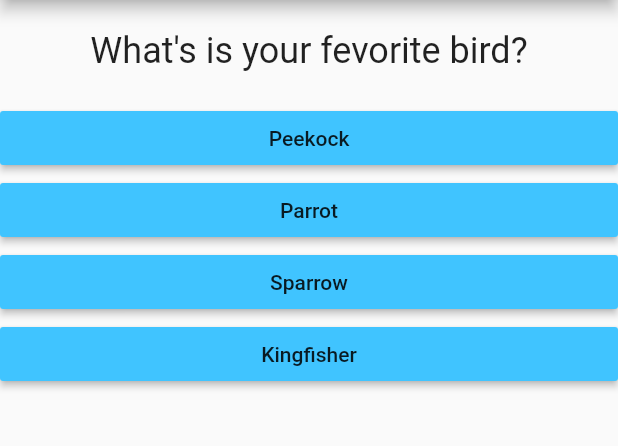
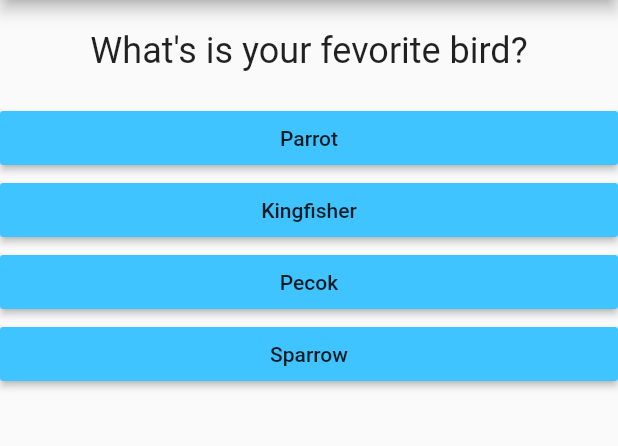
Before and after one commit to Mridul-Maurya/flutter-Simple-Quiz-App, a Flutter app: the screen it shows after launch, after a tap on "Black", after a tap on "Dog", on a phone screen of 412 x 824 dp, the part 84-530 px from its top. Run offline on Flutter 3.47's test engine with Material 2 defaults, Android fonts, the phone set to English and light mode, and no system bars.

Commit message:
final commit

```diff
--- a/lib/main.dart
+++ b/lib/main.dart
@@ -1,7 +1,6 @@
 import 'package:flutter/material.dart';
-
-import './question.dart';
-import './answer.dart';
+import './quiz.dart';
+import './result.dart';
 
 void main() {
   runApp(MyApp());
@@ -16,32 +15,61 @@ class MyApp extends StatefulWidget {
 }
 
 class _MyAppState extends State<MyApp> {
-  final questions = const [
+  final _questions = const [
     {
       'questionText': 'What\'s is your fevorite color?',
-      'answers': ['Black', 'Red', 'Green', 'White']
+      'answers': [
+        {'text': 'Black', 'score': 10},
+        {'text': 'Red', 'score': 5},
+        {'text': 'Green', 'score': 3},
+        {'text': 'white', 'score': 1}
+      ]
     },
     {
       'questionText': 'What\'s is your fevorite Animal?',
-      'answers': ['Horese', 'Cat', 'Dog', 'Loin']
+      'answers': [
+        {'text': 'Rabbit', 'score': 10},
+        {'text': 'Dog', 'score': 5},
+        {'text': 'Cat', 'score': 3},
+        {'text': 'Cow', 'score': 1}
+      ]
     },
     {
       'questionText': 'What\'s is your fevorite bird?',
-      'answers': ['Peekock', 'Parrot', 'Sparrow', 'Kingfisher']
+      'answers': [
+        {'text': 'Parrot', 'score': 10},
+        {'text': 'Kingfisher', 'score': 5},
+        {'text': 'Pecok', 'score': 3},
+        {'text': 'Sparrow', 'score': 1}
+      ]
     },
     {
       'questionText': 'What\'s is your fevorite fruit?',
-      'answers': ['Mango', 'Apple', 'Banana', 'Grapes']
+      'answers': [
+        {'text': 'Apple', 'score': 10},
+        {'text': 'Mango', 'score': 5},
+        {'text': 'Grapes', 'score': 3},
+        {'text': 'Banana', 'score': 1}
+      ]
     },
   ];
 
   var _questionIndex = 0;
+  var _totalScore = 0;
 
-  void _answerQuestion() {
+  void _resetQuiz() {
+    setState(() {
+      _questionIndex = 0;
+      _totalScore = 0;
+    });
+  }
+
+  void _answerQuestion(int score) {
+    _totalScore += score;
     setState(() {
       _questionIndex++;
     });
-    if (_questionIndex < questions.length) {
+    if (_questionIndex < _questions.length) {
       print('we have more question');
     } else {
       print('question khatm');
@@ -56,19 +84,13 @@ class _MyAppState extends State<MyApp> {
           backgroundColor: Colors.green,
           title: Text('My Quiz App'),
         ),
-        body: _questionIndex < questions.length
-            ? Column(
-                children: [
-                  Question(questions[_questionIndex]['questionText']),
-                  ...(questions[_questionIndex]['answers'] as List<String>)
-                      .map((answer) {
-                    return Answer(_answerQuestion, answer);
-                  }).toList()
-                ],
+        body: _questionIndex < _questions.length
+            ? Quiz(
+                answerQuestion: _answerQuestion,
+                questionIndex: _questionIndex,
+                questions: _questions,
               )
-            : Center(
-                child: Text('You did it'),
-              ),
+            : Result(_totalScore, _resetQuiz),
       ),
     );
   }
--- a/lib/quiz.dart
+++ b/lib/quiz.dart
@@ -0,0 +1,27 @@
+import 'package:flutter/material.dart';
+
+import './answer.dart';
+import './question.dart';
+
+
+class Quiz extends StatelessWidget {
+  final List<Map<String, Object>> questions;
+  final int questionIndex;
+  final Function answerQuestion;
+
+  Quiz(
+      {@required this.questions,
+      @required this.questionIndex,
+      @required this.answerQuestion});
+  @override
+  Widget build(BuildContext context) {
+    return Column(
+      children: [
+        Question(questions[questionIndex]['questionText']),
+        ...(questions[questionIndex]['answers'] as List<Map<String, Object>>).map((answer) {
+          return Answer(() => answerQuestion(answer['score']), answer['text']);
+        }).toList()
+      ],
+    );
+  }
+}
```
Also changed, not shown: lib/result.dart (+52 -0 lines).
